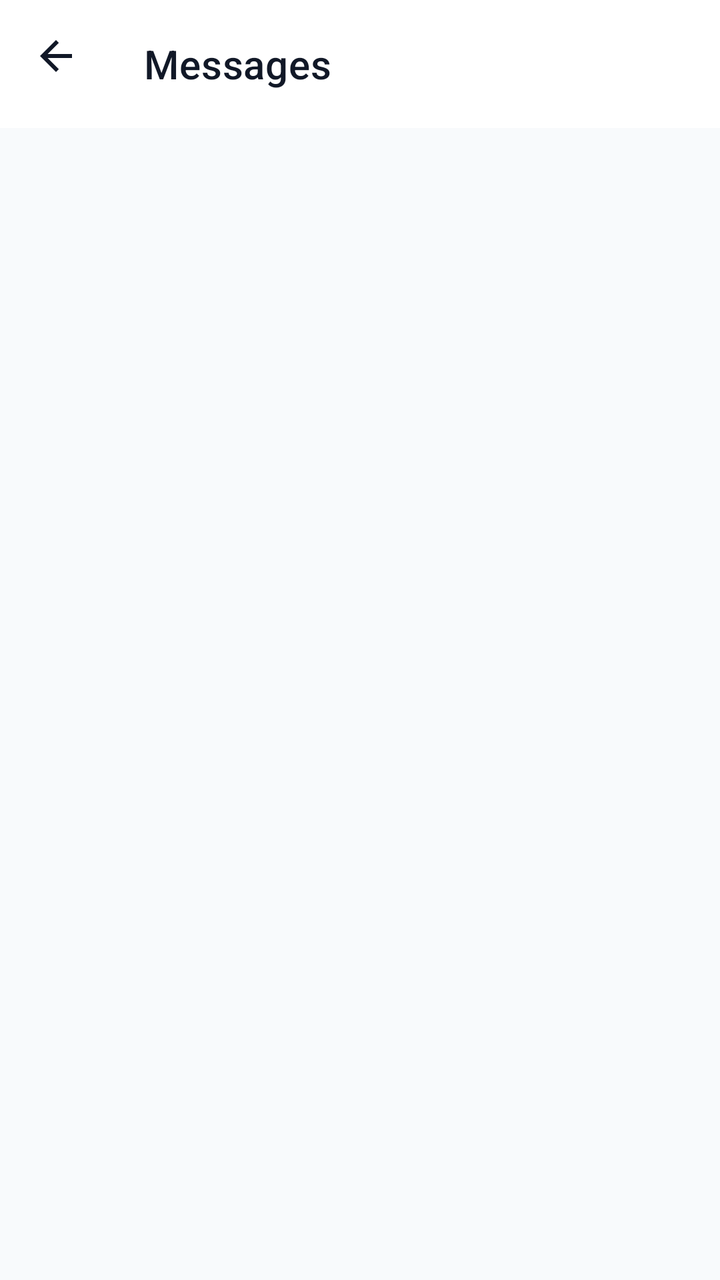
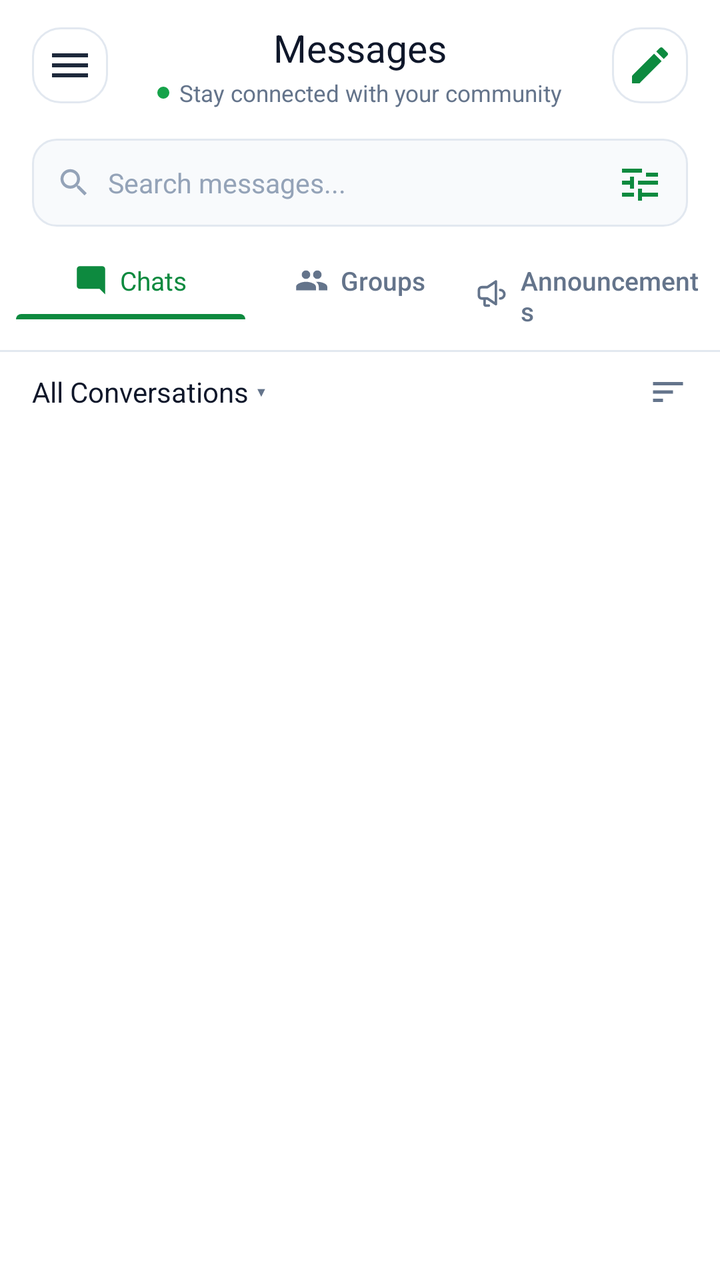

Screens rendered from an Android XML layout before and after an edit, with the pre-edit source and the edit as a unified diff.
<!-- AndroidManifest.xml: application theme Theme.AroundUS -->
<!-- res/layout/fragment_chat_list.xml -->
<?xml version="1.0" encoding="utf-8"?>
<androidx.constraintlayout.widget.ConstraintLayout xmlns:android="http://schemas.android.com/apk/res/android"
    xmlns:app="http://schemas.android.com/apk/res-auto"
    android:layout_width="match_parent"
    android:layout_height="match_parent"
    android:background="@color/background">

    <com.google.android.material.appbar.MaterialToolbar
        android:id="@+id/toolbar"
        style="@style/Widget.AroundUS.Toolbar"
        android:layout_width="match_parent"
        android:layout_height="?attr/actionBarSize"
        android:background="@color/surface"
        app:layout_constraintEnd_toEndOf="parent"
        app:layout_constraintStart_toStartOf="parent"
        app:layout_constraintTop_toTopOf="parent"
        app:navigationIcon="@drawable/ic_arrow_back"
        app:navigationIconTint="@color/text_primary"
        app:title="Messages"
        app:menu="@menu/menu_chat" />

    <androidx.recyclerview.widget.RecyclerView
        android:id="@+id/rvChats"
        android:layout_width="match_parent"
        android:layout_height="0dp"
        android:clipToPadding="false"
        android:paddingBottom="16dp"
        android:scrollbars="none"
        app:layout_constraintBottom_toBottomOf="parent"
        app:layout_constraintEnd_toEndOf="parent"
        app:layout_constraintStart_toStartOf="parent"
        app:layout_constraintTop_toBottomOf="@id/toolbar" />

</androidx.constraintlayout.widget.ConstraintLayout>
<!-- resources referenced by this layout -->
<resources>
  <color name="text_primary">#111827</color>
  <!-- drawable ic_arrow_back (drawable) -->
  <?xml version="1.0" encoding="utf-8"?>
  <vector xmlns:android="http://schemas.android.com/apk/res/android"
      android:width="24dp"
      android:height="24dp"
      android:viewportWidth="24"
      android:viewportHeight="24"
      android:tint="?attr/colorControlNormal">
      <path
          android:fillColor="@android:color/white"
          android:pathData="M20,11H7.83l5.59,-5.59L12,4l-8,8 8,8 1.41,-1.41L7.83,13H20v-2z" />
  </vector>
  <style name="Widget.AroundUS.Toolbar" parent="Widget.MaterialComponents.Toolbar.Primary">
          <item name="android:background">@color/surface</item>
          <item name="titleTextColor">@color/text_primary</item>
          <item name="subtitleTextColor">@color/text_secondary</item>
          <item name="android:elevation">0dp</item>
      </style>
  <color name="text_secondary">#4B5563</color>
  <!-- unchanged entries left out for length: 25 -->
</resources>

<!-- the commit's change to res/layout/fragment_chat_list.xml (unified diff, before → after) -->
@@ -1,34 +1,344 @@
 <?xml version="1.0" encoding="utf-8"?>
-<androidx.constraintlayout.widget.ConstraintLayout xmlns:android="http://schemas.android.com/apk/res/android"
+<LinearLayout xmlns:android="http://schemas.android.com/apk/res/android"
     xmlns:app="http://schemas.android.com/apk/res-auto"
+    xmlns:tools="http://schemas.android.com/tools"
     android:layout_width="match_parent"
     android:layout_height="match_parent"
-    android:background="@color/background">
-
-    <com.google.android.material.appbar.MaterialToolbar
-        android:id="@+id/toolbar"
-        style="@style/Widget.AroundUS.Toolbar"
-        android:layout_width="match_parent"
-        android:layout_height="?attr/actionBarSize"
-        android:background="@color/surface"
-        app:layout_constraintEnd_toEndOf="parent"
-        app:layout_constraintStart_toStartOf="parent"
-        app:layout_constraintTop_toTopOf="parent"
-        app:navigationIcon="@drawable/ic_arrow_back"
-        app:navigationIconTint="@color/text_primary"
-        app:title="Messages"
-        app:menu="@menu/menu_chat" />
-
+    android:background="@color/surface"
+    android:orientation="vertical">
+
+    
+    <RelativeLayout
+        android:layout_width="match_parent"
+        android:layout_height="wrap_content"
+        android:paddingStart="16dp"
+        android:paddingTop="12dp"
+        android:paddingEnd="16dp"
+        android:paddingBottom="10dp">
+
+        
+        <ImageButton
+            android:id="@+id/btnMenu"
+            android:layout_width="38dp"
+            android:layout_height="38dp"
+            android:layout_alignParentStart="true"
+            android:layout_centerVertical="true"
+            android:background="@drawable/bg_profile_header_btn"
+            android:contentDescription="Menu"
+            android:padding="8dp"
+            android:src="@drawable/ic_menu_custom"
+            app:tint="#1E293B" />
+
+        
+        <LinearLayout
+            android:layout_width="wrap_content"
+            android:layout_height="wrap_content"
+            android:layout_centerInParent="true"
+            android:gravity="center"
+            android:orientation="vertical">
+
+            <TextView
+                android:id="@+id/tvHeaderTitle"
+                android:layout_width="wrap_content"
+                android:layout_height="wrap_content"
+                android:fontFamily="sans-serif-bold"
+                android:text="Messages"
+                android:textColor="#0F172A"
+                android:textSize="19sp" />
+
+            <LinearLayout
+                android:layout_width="wrap_content"
+                android:layout_height="wrap_content"
+                android:layout_marginTop="2dp"
+                android:gravity="center_vertical"
+                android:orientation="horizontal">
+
+                <View
+                    android:layout_width="6dp"
+                    android:layout_height="6dp"
+                    android:layout_marginEnd="5dp"
+                    android:background="@drawable/bg_unread_badge"
+                    android:backgroundTint="#16A34A" />
+
+                <TextView
+                    android:layout_width="wrap_content"
+                    android:layout_height="wrap_content"
+                    android:fontFamily="sans-serif"
+                    android:text="Stay connected with your community"
+                    android:textColor="#64748B"
+                    android:textSize="11.5sp" />
+            </LinearLayout>
+        </LinearLayout>
+
+        
+        <ImageButton
+            android:id="@+id/btnCompose"
+            android:layout_width="38dp"
+            android:layout_height="38dp"
+            android:layout_alignParentEnd="true"
+            android:layout_centerVertical="true"
+            android:background="@drawable/bg_profile_header_btn"
+            android:contentDescription="New Message"
+            android:padding="8dp"
+            android:src="@drawable/ic_edit"
+            app:tint="#0D8A3F" />
+
+    </RelativeLayout>
+
+    
+    <LinearLayout
+        android:id="@+id/searchBarContainer"
+        android:layout_width="match_parent"
+        android:layout_height="44dp"
+        android:layout_marginStart="16dp"
+        android:layout_marginTop="4dp"
+        android:layout_marginEnd="16dp"
+        android:layout_marginBottom="12dp"
+        android:background="@drawable/bg_chat_search_bar"
+        android:gravity="center_vertical"
+        android:orientation="horizontal"
+        android:paddingStart="12dp"
+        android:paddingEnd="12dp">
+
+        <ImageView
+            android:layout_width="18dp"
+            android:layout_height="18dp"
+            android:contentDescription="Search"
+            android:src="@drawable/ic_search"
+            app:tint="#94A3B8" />
+
+        <EditText
+            android:id="@+id/etSearchMessages"
+            android:layout_width="0dp"
+            android:layout_height="match_parent"
+            android:layout_marginStart="8dp"
+            android:layout_marginEnd="8dp"
+            android:layout_weight="1"
+            android:background="@null"
+            android:hint="Search messages..."
+            android:imeOptions="actionSearch"
+            android:inputType="text"
+            android:maxLines="1"
+            android:textColor="#0F172A"
+            android:textColorHint="#94A3B8"
+            android:textSize="13.5sp" />
+
+        <ImageButton
+            android:id="@+id/btnFilter"
+            android:layout_width="24dp"
+            android:layout_height="24dp"
+            android:background="?attr/selectableItemBackgroundBorderless"
+            android:contentDescription="Filter"
+            android:padding="2dp"
+            android:src="@drawable/ic_tune_filter"
+            app:tint="#0D8A3F" />
+    </LinearLayout>
+
+    
+    <LinearLayout
+        android:id="@+id/llTabs"
+        android:layout_width="match_parent"
+        android:layout_height="wrap_content"
+        android:orientation="horizontal"
+        android:paddingStart="8dp"
+        android:paddingEnd="8dp">
+
+        
+        <LinearLayout
+            android:id="@+id/tabChats"
+            android:layout_width="0dp"
+            android:layout_height="wrap_content"
+            android:layout_weight="1"
+            android:background="?attr/selectableItemBackground"
+            android:gravity="center"
+            android:orientation="vertical"
+            android:paddingTop="6dp">
+
+            <LinearLayout
+                android:layout_width="wrap_content"
+                android:layout_height="wrap_content"
+                android:gravity="center"
+                android:orientation="horizontal">
+
+                <ImageView
+                    android:id="@+id/ivTabChatsIcon"
+                    android:layout_width="17dp"
+                    android:layout_height="17dp"
+                    android:src="@drawable/ic_chat_bubble"
+                    app:tint="#0D8A3F" />
+
+                <TextView
+                    android:id="@+id/tvTabChatsText"
+                    android:layout_width="wrap_content"
+                    android:layout_height="wrap_content"
+                    android:layout_marginStart="6dp"
+                    android:fontFamily="sans-serif-bold"
+                    android:text="Chats"
+                    android:textColor="#0D8A3F"
+                    android:textSize="13sp" />
+            </LinearLayout>
+
+            <View
+                android:id="@+id/indicatorChats"
+                android:layout_width="match_parent"
+                android:layout_height="2.5dp"
+                android:layout_marginTop="8dp"
+                android:background="@drawable/bg_chat_tab_indicator" />
+        </LinearLayout>
+
+        
+        <LinearLayout
+            android:id="@+id/tabGroups"
+            android:layout_width="0dp"
+            android:layout_height="wrap_content"
+            android:layout_weight="1"
+            android:background="?attr/selectableItemBackground"
+            android:gravity="center"
+            android:orientation="vertical"
+            android:paddingTop="6dp">
+
+            <LinearLayout
+                android:layout_width="wrap_content"
+                android:layout_height="wrap_content"
+                android:gravity="center"
+                android:orientation="horizontal">
+
+                <ImageView
+                    android:id="@+id/ivTabGroupsIcon"
+                    android:layout_width="17dp"
+                    android:layout_height="17dp"
+                    android:src="@drawable/ic_group"
+                    app:tint="#64748B" />
+
+                <TextView
+                    android:id="@+id/tvTabGroupsText"
+                    android:layout_width="wrap_content"
+                    android:layout_height="wrap_content"
+                    android:layout_marginStart="6dp"
+                    android:fontFamily="sans-serif-medium"
+                    android:text="Groups"
+                    android:textColor="#64748B"
+                    android:textSize="13sp" />
+            </LinearLayout>
+
+            <View
+                android:id="@+id/indicatorGroups"
+                android:layout_width="match_parent"
+                android:layout_height="2.5dp"
+                android:layout_marginTop="8dp"
+                android:background="@drawable/bg_chat_tab_indicator"
+                android:visibility="invisible" />
+        </LinearLayout>
+
+        
+        <LinearLayout
+            android:id="@+id/tabAnnouncements"
+            android:layout_width="0dp"
+            android:layout_height="wrap_content"
+            android:layout_weight="1"
+            android:background="?attr/selectableItemBackground"
+            android:gravity="center"
+            android:orientation="vertical"
+            android:paddingTop="6dp">
+
+            <LinearLayout
+                android:layout_width="wrap_content"
+                android:layout_height="wrap_content"
+                android:gravity="center"
+                android:orientation="horizontal">
+
+                <ImageView
+                    android:id="@+id/ivTabAnnouncementsIcon"
+                    android:layout_width="17dp"
+                    android:layout_height="17dp"
+                    android:src="@drawable/ic_announcements_megaphone"
+                    app:tint="#64748B" />
+
+                <TextView
+                    android:id="@+id/tvTabAnnouncementsText"
+                    android:layout_width="wrap_content"
+                    android:layout_height="wrap_content"
+                    android:layout_marginStart="6dp"
+                    android:fontFamily="sans-serif-medium"
+                    android:text="Announcements"
+                    android:textColor="#64748B"
+                    android:textSize="13sp" />
+            </LinearLayout>
+
+            <View
+                android:id="@+id/indicatorAnnouncements"
+                android:layout_width="match_parent"
+                android:layout_height="2.5dp"
+                android:layout_marginTop="8dp"
+                android:background="@drawable/bg_chat_tab_indicator"
+                android:visibility="invisible" />
+        </LinearLayout>
+
+    </LinearLayout>
+
+    
+    <View
+        android:layout_width="match_parent"
+        android:layout_height="1dp"
+        android:background="#E2E8F0" />
+
+    
+    <RelativeLayout
+        android:layout_width="match_parent"
+        android:layout_height="wrap_content"
+        android:paddingStart="16dp"
+        android:paddingTop="12dp"
+        android:paddingEnd="16dp"
+        android:paddingBottom="8dp">
+
+        <LinearLayout
+            android:id="@+id/llFilterSelector"
+            android:layout_width="wrap_content"
+            android:layout_height="wrap_content"
+            android:layout_alignParentStart="true"
+            android:layout_centerVertical="true"
+            android:background="?attr/selectableItemBackground"
+            android:gravity="center_vertical"
+            android:orientation="horizontal">
+
+            <TextView
+                android:id="@+id/tvFilterLabel"
+                android:layout_width="wrap_content"
+                android:layout_height="wrap_content"
+                android:fontFamily="sans-serif-bold"
+                android:text="All Conversations"
+                android:textColor="#0F172A"
+                android:textSize="14sp" />
+
+            <TextView
+                android:layout_width="wrap_content"
+                android:layout_height="wrap_content"
+                android:layout_marginStart="4dp"
+                android:text="▾"
+                android:textColor="#64748B"
+                android:textSize="13sp" />
+        </LinearLayout>
+
+        <ImageView
+            android:id="@+id/btnSort"
+            android:layout_width="20dp"
+            android:layout_height="20dp"
+            android:layout_alignParentEnd="true"
+            android:layout_centerVertical="true"
+            android:contentDescription="Sort"
+            android:src="@drawable/ic_sort_filter"
+            app:tint="#64748B" />
+
+    </RelativeLayout>
+
+    
     <androidx.recyclerview.widget.RecyclerView
         android:id="@+id/rvChats"
         android:layout_width="match_parent"
         android:layout_height="0dp"
+        android:layout_weight="1"
         android:clipToPadding="false"
-        android:paddingBottom="16dp"
-        android:scrollbars="none"
-        app:layout_constraintBottom_toBottomOf="parent"
-        app:layout_constraintEnd_toEndOf="parent"
-        app:layout_constraintStart_toStartOf="parent"
-        app:layout_constraintTop_toBottomOf="@id/toolbar" />
-
-</androidx.constraintlayout.widget.ConstraintLayout>
+        android:paddingBottom="72dp"
+        android:scrollbars="none" />
+
+</LinearLayout>
<!-- resource entries referenced after the edit -->
@@ -1,7 +1,59 @@
 <!-- resources referenced by this layout -->
 <resources>
-  <color name="text_primary">#111827</color>
-  <!-- drawable ic_arrow_back (drawable) -->
+  <!-- drawable bg_chat_search_bar (drawable) -->
+  <?xml version="1.0" encoding="utf-8"?>
+  <shape xmlns:android="http://schemas.android.com/apk/res/android"
+      android:shape="rectangle">
+      <solid android:color="#F8FAFC" />
+      <corners android:radius="12dp" />
+      <stroke
+          android:width="1dp"
+          android:color="#E2E8F0" />
+  </shape>
+  <!-- drawable bg_chat_tab_indicator (drawable) -->
+  <?xml version="1.0" encoding="utf-8"?>
+  <shape xmlns:android="http://schemas.android.com/apk/res/android"
+      android:shape="rectangle">
+      <solid android:color="#0D8A3F" />
+      <corners
+          android:topLeftRadius="3dp"
+          android:topRightRadius="3dp" />
+  </shape>
+  <!-- drawable bg_profile_header_btn (drawable) -->
+  <?xml version="1.0" encoding="utf-8"?>
+  <ripple xmlns:android="http://schemas.android.com/apk/res/android"
+      android:color="#E2E8F0">
+      <item>
+          <shape android:shape="rectangle">
+              <solid android:color="#FFFFFF" />
+              <corners android:radius="14dp" />
+              <stroke
+                  android:width="1dp"
+                  android:color="#E2E8F0" />
+          </shape>
+      </item>
+  </ripple>
+  <!-- drawable bg_unread_badge (drawable) -->
+  <?xml version="1.0" encoding="utf-8"?>
+  <shape xmlns:android="http://schemas.android.com/apk/res/android"
+      android:shape="oval">
+      <solid android:color="#0D8A3F" />
+  </shape>
+  <!-- drawable ic_announcements_megaphone (drawable) -->
+  <vector xmlns:android="http://schemas.android.com/apk/res/android"
+      android:width="28dp"
+      android:height="28dp"
+      android:viewportWidth="24"
+      android:viewportHeight="24">
+      <path
+          android:strokeColor="#0D8A3F"
+          android:strokeWidth="1.8"
+          android:strokeLineCap="round"
+          android:strokeLineJoin="round"
+          android:fillColor="#00000000"
+          android:pathData="M18,8a3,3 0 0,1 0,6 M15,4v14l-6,-4H5a2,2 0 0,1 -2,-2v-4a2,2 0 0,1 2,-2h4l6,-4z M7,14v4a1,1 0 0,0 1,1h2" />
+  </vector>
+  <!-- drawable ic_chat_bubble (drawable) -->
   <?xml version="1.0" encoding="utf-8"?>
   <vector xmlns:android="http://schemas.android.com/apk/res/android"
       android:width="24dp"
@@ -11,15 +63,74 @@
       android:tint="?attr/colorControlNormal">
       <path
           android:fillColor="@android:color/white"
-          android:pathData="M20,11H7.83l5.59,-5.59L12,4l-8,8 8,8 1.41,-1.41L7.83,13H20v-2z" />
+          android:pathData="M21.99,4c0,-1.1 -0.89,-2 -1.99,-2H4c-1.1,0 -2,0.9 -2,2v12c0,1.1 0.9,2 2,2h14l4,4 -0.01,-18z" />
   </vector>
-  <style name="Widget.AroundUS.Toolbar" parent="Widget.MaterialComponents.Toolbar.Primary">
-          <item name="android:background">@color/surface</item>
-          <item name="titleTextColor">@color/text_primary</item>
-          <item name="subtitleTextColor">@color/text_secondary</item>
-          <item name="android:elevation">0dp</item>
-      </style>
-  <color name="text_secondary">#4B5563</color>
+  <!-- drawable ic_edit (drawable) -->
+  <?xml version="1.0" encoding="utf-8"?>
+  <vector xmlns:android="http://schemas.android.com/apk/res/android"
+      android:width="24dp"
+      android:height="24dp"
+      android:viewportWidth="24"
+      android:viewportHeight="24"
+      android:tint="?attr/colorControlNormal">
+      <path
+          android:fillColor="@android:color/white"
+          android:pathData="M3,17.25V21h3.75L17.81,9.94l-3.75,-3.75L3,17.25zM20.71,7.04c0.39,-0.39 0.39,-1.02 0,-1.41l-2.34,-2.34c-0.39,-0.39 -1.02,-0.39 -1.41,0l-1.83,1.83 3.75,3.75 1.83,-1.83z" />
+  </vector>
+  <!-- drawable ic_group (drawable) -->
+  <?xml version="1.0" encoding="utf-8"?>
+  <vector xmlns:android="http://schemas.android.com/apk/res/android"
+      android:width="24dp"
+      android:height="24dp"
+      android:viewportWidth="24"
+      android:viewportHeight="24"
+      android:tint="?attr/colorControlNormal">
+      <path
+          android:fillColor="@android:color/white"
+          android:pathData="M16,11c1.66,0 2.99,-1.34 2.99,-3S17.66,5 16,5c-1.66,0 -3,1.34 -3,3s1.34,3 3,3zM8,11c1.66,0 2.99,-1.34 2.99,-3S9.66,5 8,5C6.34,5 5,6.34 5,8s1.34,3 3,3zM8,13c-2.33,0 -7,1.17 -7,3.5V19h14v-2.5c0,-2.33 -4.67,-3.5 -7,-3.5zM16,13c-0.29,0 -0.62,0.02 -0.97,0.05 1.16,0.84 1.97,1.97 1.97,3.45V19h6v-2.5c0,-2.33 -4.67,-3.5 -7,-3.5z" />
+  </vector>
+  <!-- drawable ic_menu_custom (drawable) -->
+  <vector xmlns:android="http://schemas.android.com/apk/res/android"
+      android:width="24dp"
+      android:height="24dp"
+      android:viewportWidth="24"
+      android:viewportHeight="24">
+    <path
+        android:fillColor="#1E293B"
+        android:pathData="M3,18h18v-2H3v2zM3,13h18v-2H3v2zM3,6v2h18V6H3z"/>
+  </vector>
+  <!-- drawable ic_search (drawable) -->
+  <?xml version="1.0" encoding="utf-8"?>
+  <vector xmlns:android="http://schemas.android.com/apk/res/android"
+      android:width="24dp"
+      android:height="24dp"
+      android:viewportWidth="24"
+      android:viewportHeight="24"
+      android:tint="?attr/colorControlNormal">
+      <path
+          android:fillColor="@android:color/white"
+          android:pathData="M15.5,14h-0.79l-0.28,-0.27C15.41,12.59 16,11.11 16,9.5 16,5.91 13.09,3 9.5,3S3,5.91 3,9.5 5.91,16 9.5,16c1.61,0 3.09,-0.59 4.23,-1.57l0.27,0.28v0.79l5,4.99L20.49,19l-4.99,-5zM9.5,14C7.01,14 5,11.99 5,9.5S7.01,5 9.5,5 14,7.01 14,9.5 11.99,14 9.5,14z" />
+  </vector>
+  <!-- drawable ic_sort_filter (drawable) -->
+  <vector xmlns:android="http://schemas.android.com/apk/res/android"
+      android:width="20dp"
+      android:height="20dp"
+      android:viewportWidth="24"
+      android:viewportHeight="24">
+      <path
+          android:fillColor="#64748B"
+          android:pathData="M3,18h6v-2H3v2zM3,6v2h18V6H3zm0,7h12v-2H3v2z" />
+  </vector>
+  <!-- drawable ic_tune_filter (drawable) -->
+  <vector xmlns:android="http://schemas.android.com/apk/res/android"
+      android:width="24dp"
+      android:height="24dp"
+      android:viewportWidth="24"
+      android:viewportHeight="24">
+    <path
+        android:fillColor="#0D8A3F"
+        android:pathData="M3,17v2h6v-2H3zM3,5v2h10V5H3zm10,16v-2h8v-2h-8v-2h-2v6h2zM7,9v2H3v2h4v2h2V9H7zm14,4v-2H11v2h10zm0,-6h-6v2h6V7z"/>
+  </vector>
   <!-- unchanged entries left out for length: 25 -->
 </resources>
 
